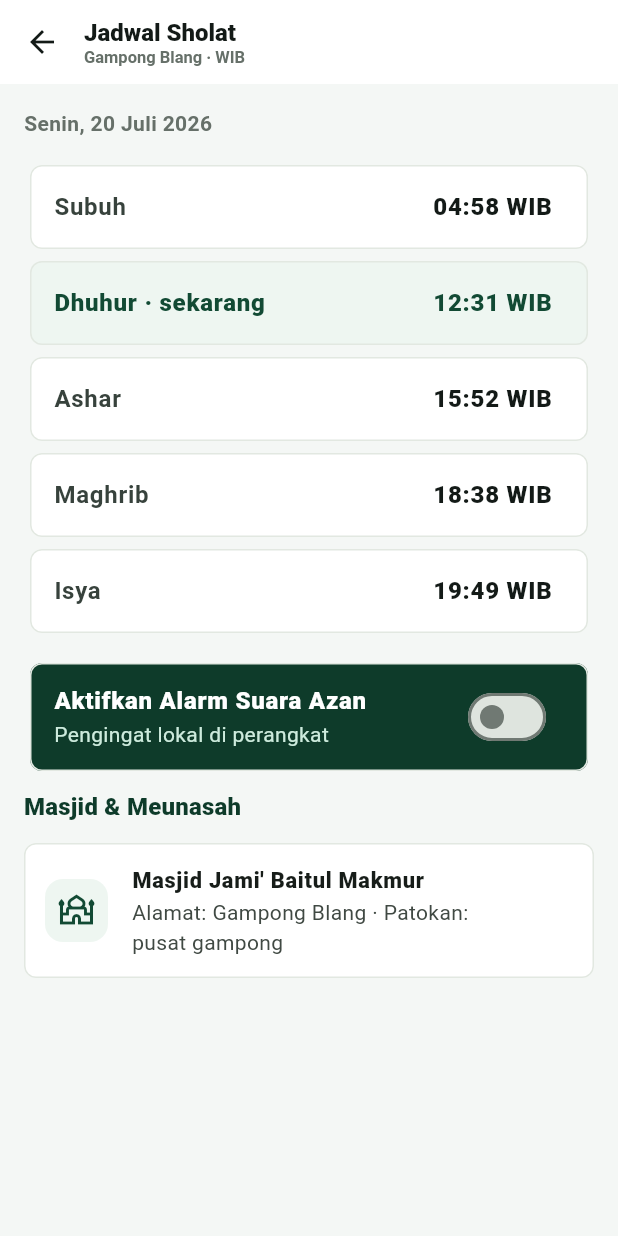
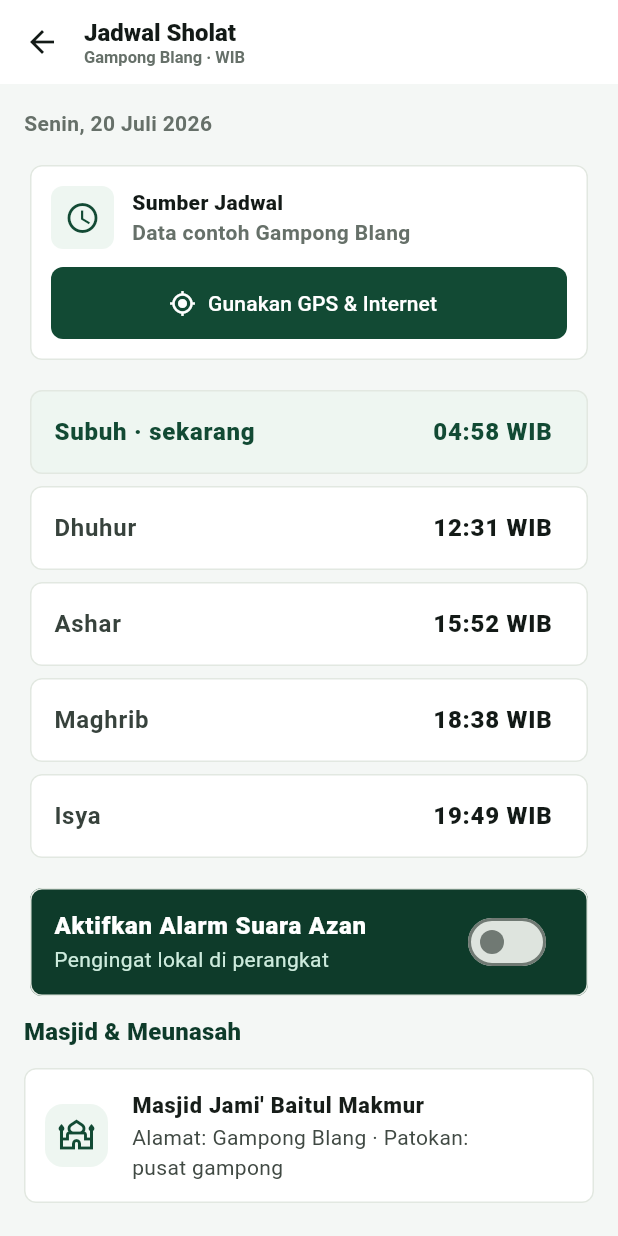
Before and after one commit to nooralizahar0925/SAPA-Gampong, a Flutter app: the PrayerScreen screen opened by its route, on a phone screen of 412 x 824 dp. Run offline on Flutter 3.47's test engine with Material 3 defaults, Android fonts, the light colour scheme and no system bars; our stand-ins replace dio, flutter_riverpod, freezed_annotation, geolocator, go_router.

Commit message:
feat(mobile): fetch prayer times from gps

```diff
--- /dev/null
+++ b/mobile/lib/data/services/prayer_times_service.dart
@@ -0,0 +1,197 @@
+import 'package:dio/dio.dart';
+import 'package:geolocator/geolocator.dart';
+import 'package:intl/intl.dart';
+
+typedef PrayerLocationProvider = Future<PrayerLocation> Function();
+
+class PrayerLocation {
+  const PrayerLocation({required this.latitude, required this.longitude});
+
+  final double latitude;
+  final double longitude;
+}
+
+class PrayerTimes {
+  const PrayerTimes({
+    required this.subuh,
+    required this.dhuhur,
+    required this.ashar,
+    required this.maghrib,
+    required this.isya,
+    required this.sourceLabel,
+    required this.fetchedAt,
+    this.latitude,
+    this.longitude,
+    this.fromFallback = false,
+  });
+
+  final String subuh;
+  final String dhuhur;
+  final String ashar;
+  final String maghrib;
+  final String isya;
+  final String sourceLabel;
+  final DateTime fetchedAt;
+  final double? latitude;
+  final double? longitude;
+  final bool fromFallback;
+
+  static PrayerTimes fallback({DateTime? fetchedAt}) {
+    return PrayerTimes(
+      subuh: '04:58',
+      dhuhur: '12:31',
+      ashar: '15:52',
+      maghrib: '18:38',
+      isya: '19:49',
+      sourceLabel: 'Data contoh Gampong Blang',
+      fetchedAt: fetchedAt ?? DateTime.now(),
+      fromFallback: true,
+    );
+  }
+
+  factory PrayerTimes.fromAladhanJson(
+    Map<String, dynamic> json, {
+    required double latitude,
+    required double longitude,
+    DateTime? fetchedAt,
+  }) {
+    final data = json['data'];
+    if (data is! Map<String, dynamic>) {
+      throw const FormatException(
+        'Response jadwal sholat tidak memiliki data.',
+      );
+    }
+
+    final timings = data['timings'];
+    if (timings is! Map<String, dynamic>) {
+      throw const FormatException(
+        'Response jadwal sholat tidak memiliki timings.',
+      );
+    }
+
+    return PrayerTimes(
+      subuh: _cleanTime(timings['Fajr']),
+      dhuhur: _cleanTime(timings['Dhuhr']),
+      ashar: _cleanTime(timings['Asr']),
+      maghrib: _cleanTime(timings['Maghrib']),
+      isya: _cleanTime(timings['Isha']),
+      sourceLabel: 'Internet · GPS Anda',
+      fetchedAt: fetchedAt ?? DateTime.now(),
+      latitude: latitude,
+      longitude: longitude,
+    );
+  }
+
+  static String _cleanTime(Object? value) {
+    final text = value?.toString() ?? '';
+    final match = RegExp(r'\b([0-2]\d:[0-5]\d)\b').firstMatch(text);
+    if (match == null) {
+      throw FormatException('Format waktu sholat tidak valid: $text');
+    }
+
+    return match.group(1)!;
+  }
+}
+
+class PrayerTimesService {
+  PrayerTimesService({Dio? dio, PrayerLocationProvider? locationProvider})
+    : _dio =
+          dio ??
+          Dio(
+            BaseOptions(
+              baseUrl: 'https://api.aladhan.com/v1',
+              connectTimeout: const Duration(seconds: 15),
+              receiveTimeout: const Duration(seconds: 20),
+              headers: const {'Accept': 'application/json'},
+            ),
+          ),
+      _locationProvider = locationProvider ?? _determineLocation;
+
+  final Dio _dio;
+  final PrayerLocationProvider _locationProvider;
+
+  Future<PrayerTimes> fetchUsingGps({DateTime? date}) async {
+    final location = await _locationProvider();
+    return fetchForCoordinates(
+      latitude: location.latitude,
+      longitude: location.longitude,
+      date: date,
+    );
+  }
+
+  Future<PrayerTimes> fetchForCoordinates({
+    required double latitude,
+    required double longitude,
+    DateTime? date,
+  }) async {
+    final requestedDate = date ?? DateTime.now();
+    final formattedDate = DateFormat('dd-MM-yyyy').format(requestedDate);
+    final response = await _dio.get<Map<String, dynamic>>(
+      '/timings/$formattedDate',
+      queryParameters: {
+        'latitude': latitude,
+        'longitude': longitude,
+        'method': 99,
+        'methodSettings': '20,null,18',
+        'timezonestring': 'Asia/Jakarta',
+        'school': 0,
+      },
+    );
+
+    final data = response.data;
+    if (data == null) {
+      throw const FormatException('Response jadwal sholat kosong.');
+    }
+
+    return PrayerTimes.fromAladhanJson(
+      data,
+      latitude: latitude,
+      longitude: longitude,
+    );
+  }
+
+  static Future<PrayerLocation> _determineLocation() async {
+    final serviceEnabled = await Geolocator.isLocationServiceEnabled();
+    if (!serviceEnabled) {
+      throw const LocationPermissionException(
+        'Layanan lokasi perangkat belum aktif.',
+      );
+    }
+
+    var permission = await Geolocator.checkPermission();
+    if (permission == LocationPermission.denied) {
+      permission = await Geolocator.requestPermission();
+    }
+
+    if (permission == LocationPermission.denied) {
+      throw const LocationPermissionException('Izin lokasi ditolak.');
+    }
+
+    if (permission == LocationPermission.deniedForever) {
+      throw const LocationPermissionException(
+        'Izin lokasi ditolak permanen. Ubah izin dari pengaturan perangkat.',
+      );
+    }
+
+    final position = await Geolocator.getCurrentPosition(
+      locationSettings: const LocationSettings(
+        accuracy: LocationAccuracy.medium,
+        timeLimit: Duration(seconds: 15),
+      ),
+    );
+
+    return PrayerLocation(
+      latitude: position.latitude,
+      longitude: position.longitude,
+    );
+  }
+}
+
+class LocationPermissionException implements Exception {
+  const LocationPermissionException(this.message);
+
+  final String message;
+
+  @override
+  String toString() => message;
+}
--- a/mobile/lib/features/prayer/prayer_screen.dart
+++ b/mobile/lib/features/prayer/prayer_screen.dart
@@ -2,6 +2,7 @@ import 'package:flutter/material.dart';
 
 import '../../core/theme/app_theme.dart';
 import '../../core/widgets/sapa_scaffold.dart';
+import '../../data/services/prayer_times_service.dart';
 
 class PrayerScreen extends StatefulWidget {
   const PrayerScreen({super.key});
@@ -11,29 +12,89 @@ class PrayerScreen extends StatefulWidget {
 }
 
 class _PrayerScreenState extends State<PrayerScreen> {
+  final PrayerTimesService _service = PrayerTimesService();
+
   bool alarmOn = false;
+  bool loading = false;
+  String? errorMessage;
+  PrayerTimes prayerTimes = PrayerTimes.fallback();
+
+  Future<void> _loadFromGps() async {
+    if (loading) return;
+
+    setState(() {
+      loading = true;
+      errorMessage = null;
+    });
+
+    try {
+      final nextTimes = await _service.fetchUsingGps();
+      if (!mounted) return;
+
+      setState(() {
+        prayerTimes = nextTimes;
+        loading = false;
+      });
+    } catch (error) {
+      if (!mounted) return;
+
+      setState(() {
+        errorMessage = _friendlyError(error);
+        loading = false;
+      });
+    }
+  }
 
   @override
   Widget build(BuildContext context) {
+    final activePrayer = _activePrayer(prayerTimes);
+
     return SapaScaffold(
       title: 'Jadwal Sholat',
       subtitle: 'Gampong Blang · WIB',
       leading: const SapaBackButton(),
       body: ListView(
         children: [
-          const Text(
-            'Senin, 20 Juli 2026',
-            style: TextStyle(
+          Text(
+            MaterialLocalizations.of(context).formatFullDate(DateTime.now()),
+            style: const TextStyle(
               color: Color(0xFF667069),
               fontWeight: FontWeight.w700,
             ),
           ),
           const SizedBox(height: 14),
-          const _PrayerRow('Subuh', '04:58'),
-          const _PrayerRow('Dhuhur · sekarang', '12:31', active: true),
-          const _PrayerRow('Ashar', '15:52'),
-          const _PrayerRow('Maghrib', '18:38'),
-          const _PrayerRow('Isya', '19:49'),
+          _PrayerSourceCard(
+            loading: loading,
+            prayerTimes: prayerTimes,
+            errorMessage: errorMessage,
+            onRefresh: _loadFromGps,
+          ),
+          const SizedBox(height: 12),
+          _PrayerRow(
+            _rowName('Subuh', activePrayer),
+            prayerTimes.subuh,
+            active: activePrayer == 'Subuh',
+          ),
+          _PrayerRow(
+            _rowName('Dhuhur', activePrayer),
+            prayerTimes.dhuhur,
+            active: activePrayer == 'Dhuhur',
+          ),
+          _PrayerRow(
+            _rowName('Ashar', activePrayer),
+            prayerTimes.ashar,
+            active: activePrayer == 'Ashar',
+          ),
+          _PrayerRow(
+            _rowName('Maghrib', activePrayer),
+            prayerTimes.maghrib,
+            active: activePrayer == 'Maghrib',
+          ),
+          _PrayerRow(
+            _rowName('Isya', activePrayer),
+            prayerTimes.isya,
+            active: activePrayer == 'Isya',
+          ),
           const SizedBox(height: 12),
           Card(
             color: AppTheme.deepGreen,
@@ -64,7 +125,156 @@ class _PrayerScreenState extends State<PrayerScreen> {
       ),
     );
   }
+
+  static String _friendlyError(Object error) {
+    if (error is LocationPermissionException) {
+      return error.message;
+    }
+
+    return 'Belum bisa mengambil jadwal dari GPS/internet. Data contoh tetap ditampilkan.';
+  }
 }
+
+class _PrayerSourceCard extends StatelessWidget {
+  const _PrayerSourceCard({
+    required this.loading,
+    required this.prayerTimes,
+    required this.onRefresh,
+    this.errorMessage,
+  });
+
+  final bool loading;
+  final PrayerTimes prayerTimes;
+  final VoidCallback onRefresh;
+  final String? errorMessage;
+
+  @override
+  Widget build(BuildContext context) {
+    return Card(
+      child: Padding(
+        padding: const EdgeInsets.all(14),
+        child: Column(
+          crossAxisAlignment: CrossAxisAlignment.start,
+          children: [
+            Row(
+              children: [
+                Container(
+                  width: 42,
+                  height: 42,
+                  decoration: BoxDecoration(
+                    color: const Color(0xFFEEF6F1),
+                    borderRadius: BorderRadius.circular(8),
+                  ),
+                  child: Icon(
+                    prayerTimes.fromFallback
+                        ? Icons.schedule_outlined
+                        : Icons.my_location,
+                    color: AppTheme.villageGreen,
+                  ),
+                ),
+                const SizedBox(width: 12),
+                Expanded(
+                  child: Column(
+                    crossAxisAlignment: CrossAxisAlignment.start,
+                    children: [
+                      const Text(
+                        'Sumber Jadwal',
+                        style: TextStyle(
+                          fontWeight: FontWeight.w900,
+                          color: Color(0xFF131A17),
+                        ),
+                      ),
+                      Text(
+                        prayerTimes.sourceLabel,
+                        style: const TextStyle(
+                          color: Color(0xFF667069),
+                          fontWeight: FontWeight.w600,
+                        ),
+                      ),
+                    ],
+                  ),
+                ),
+              ],
+            ),
+            if (prayerTimes.latitude != null &&
+                prayerTimes.longitude != null) ...[
+              const SizedBox(height: 10),
+              Text(
+                'Lokasi: ${prayerTimes.latitude!.toStringAsFixed(4)}, '
+                '${prayerTimes.longitude!.toStringAsFixed(4)}',
+                style: const TextStyle(
+                  color: Color(0xFF667069),
+                  fontWeight: FontWeight.w600,
+                ),
+              ),
+            ],
+            if (errorMessage != null) ...[
+              const SizedBox(height: 10),
+              Text(
+                errorMessage!,
+                style: const TextStyle(
+                  color: Color(0xFF9A3412),
+                  fontWeight: FontWeight.w700,
+                ),
+              ),
+            ],
+            const SizedBox(height: 12),
+            FilledButton.icon(
+              key: const Key('prayer-use-gps'),
+              onPressed: loading ? null : onRefresh,
+              icon: loading
+                  ? const SizedBox(
+                      width: 18,
+                      height: 18,
+                      child: CircularProgressIndicator(strokeWidth: 2),
+                    )
+                  : const Icon(Icons.gps_fixed),
+              label: Text(
+                loading ? 'Mengambil lokasi...' : 'Gunakan GPS & Internet',
+              ),
+            ),
+          ],
+        ),
+      ),
+    );
+  }
+}
+
+String _rowName(String name, String activePrayer) {
+  if (name == activePrayer) {
+    return '$name · sekarang';
+  }
+
+  return name;
+}
+
+String _activePrayer(PrayerTimes times) {
+  final now = TimeOfDay.now();
+  final schedule = [
+    ('Subuh', times.subuh),
+    ('Dhuhur', times.dhuhur),
+    ('Ashar', times.ashar),
+    ('Maghrib', times.maghrib),
+    ('Isya', times.isya),
+  ];
+
+  var active = schedule.first.$1;
+  for (final entry in schedule) {
+    final prayerTime = _parseTime(entry.$2);
+    if (_minutes(prayerTime) <= _minutes(now)) {
+      active = entry.$1;
+    }
+  }
+
+  return active;
+}
+
+TimeOfDay _parseTime(String time) {
+  final parts = time.split(':');
+  return TimeOfDay(hour: int.parse(parts[0]), minute: int.parse(parts[1]));
+}
+
+int _minutes(TimeOfDay time) => time.hour * 60 + time.minute;
 
 class _PrayerRow extends StatelessWidget {
   const _PrayerRow(this.name, this.time, {this.active = false});
--- a/mobile/pubspec.yaml
+++ b/mobile/pubspec.yaml
@@ -42,6 +42,7 @@ dependencies:
   dio: ^5.10.0
   freezed_annotation: ^3.1.0
   json_annotation: ^4.12.0
+  geolocator: ^14.0.3
 
 dev_dependencies:
   flutter_test:
```
Also changed, not shown: mobile/pubspec.lock, 4 other files.
